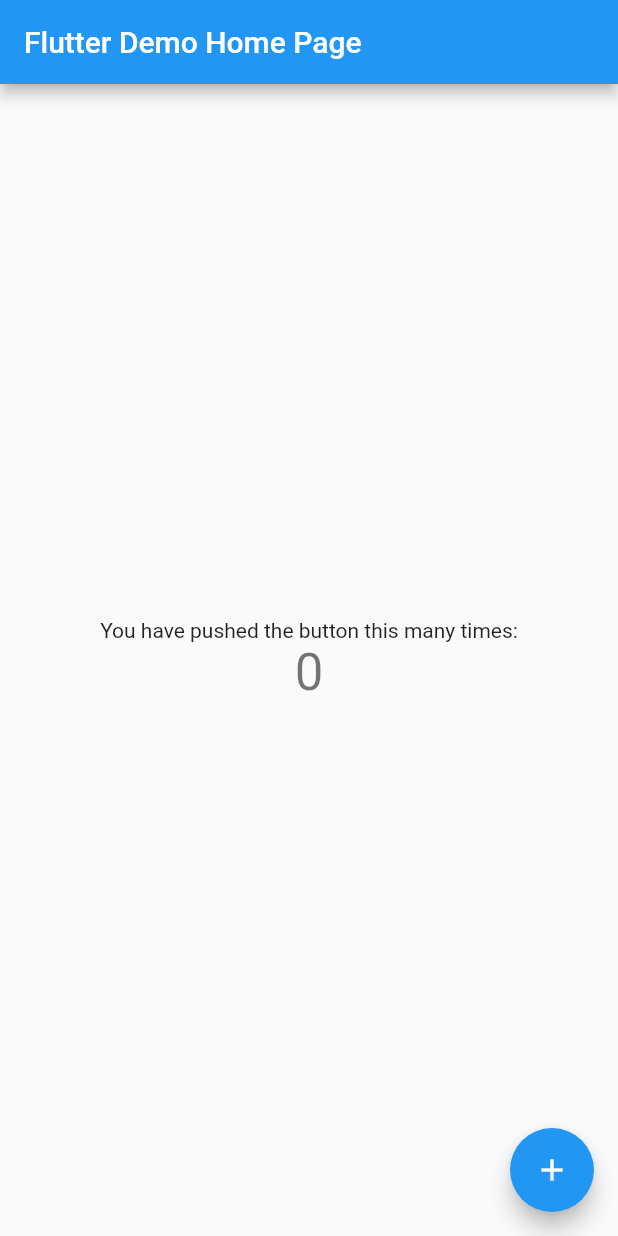
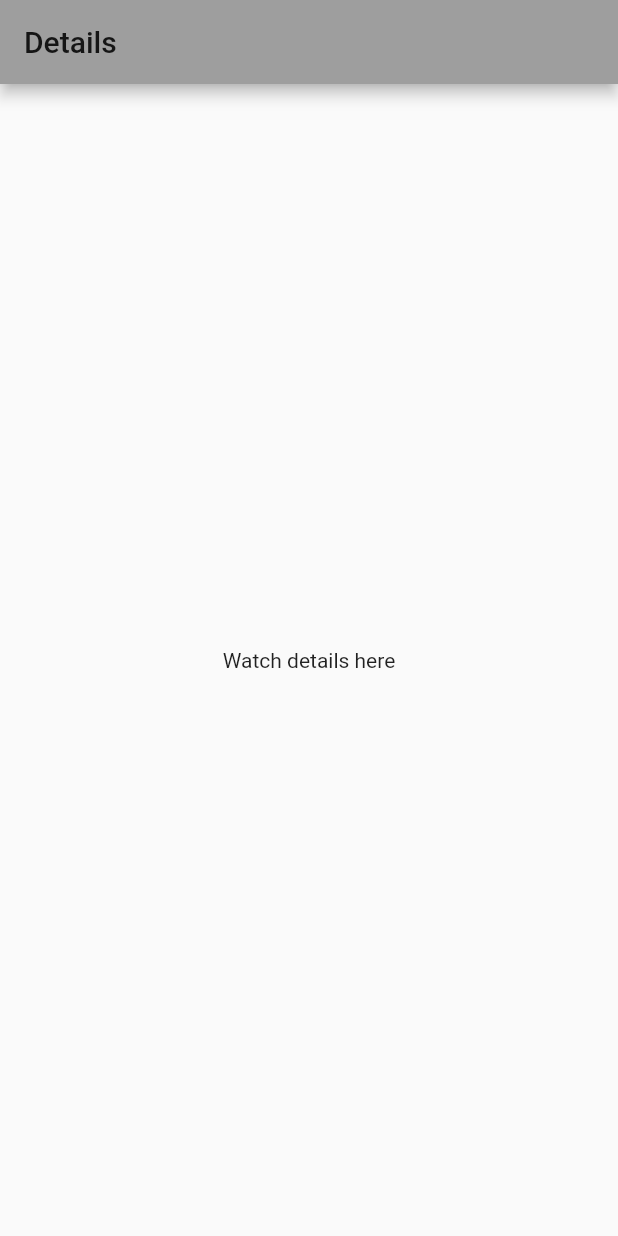
Before and after one commit to lucasmbraz/watches, a Flutter app: the screen it shows after launch, on a phone screen of 412 x 824 dp. Run offline on Flutter 3.47's test engine with Material 2 defaults, Android fonts, the phone set to English and light mode, and no system bars.

Commit message:
Clean up code, and add empty DetailsScreen

```diff
--- /dev/null
+++ b/lib/app.dart
@@ -0,0 +1,17 @@
+import 'package:flutter/material.dart';
+
+import 'details_screen.dart';
+
+class App extends StatelessWidget {
+  @override
+  Widget build(BuildContext context) {
+    return MaterialApp(
+      title: 'Flutter Demo',
+      theme: ThemeData(
+        primarySwatch: Colors.grey,
+        visualDensity: VisualDensity.adaptivePlatformDensity,
+      ),
+      home: DetailsScreen(),
+    );
+  }
+}
--- /dev/null
+++ b/lib/details_screen.dart
@@ -0,0 +1,11 @@
+import 'package:flutter/material.dart';
+
+class DetailsScreen extends StatelessWidget {
+  @override
+  Widget build(BuildContext context) {
+    return Scaffold(
+      appBar: AppBar(title: Text('Details')),
+      body: Center(child: Text('Watch details here')),
+    );
+  }
+}
--- a/lib/main.dart
+++ b/lib/main.dart
@@ -1,117 +1,7 @@
 import 'package:flutter/material.dart';
 
+import 'app.dart';
+
 void main() {
-  runApp(MyApp());
+  runApp(App());
 }
-
-class MyApp extends StatelessWidget {
-  // This widget is the root of your application.
-  @override
-  Widget build(BuildContext context) {
-    return MaterialApp(
-      title: 'Flutter Demo',
-      theme: ThemeData(
-        // This is the theme of your application.
-        //
-        // Try running your application with "flutter run". You'll see the
-        // application has a blue toolbar. Then, without quitting the app, try
-        // changing the primarySwatch below to Colors.green and then invoke
-        // "hot reload" (press "r" in the console where you ran "flutter run",
-        // or simply save your changes to "hot reload" in a Flutter IDE).
-        // Notice that the counter didn't reset back to zero; the application
-        // is not restarted.
-        primarySwatch: Colors.blue,
-        // This makes the visual density adapt to the platform that you run
-        // the app on. For desktop platforms, the controls will be smaller and
-        // closer together (more dense) than on mobile platforms.
-        visualDensity: VisualDensity.adaptivePlatformDensity,
-      ),
-      home: MyHomePage(title: 'Flutter Demo Home Page'),
-    );
-  }
-}
-
-class MyHomePage extends StatefulWidget {
-  MyHomePage({Key key, this.title}) : super(key: key);
-
-  // This widget is the home page of your application. It is stateful, meaning
-  // that it has a State object (defined below) that contains fields that affect
-  // how it looks.
-
-  // This class is the configuration for the state. It holds the values (in this
-  // case the title) provided by the parent (in this case the App widget) and
-  // used by the build method of the State. Fields in a Widget subclass are
-  // always marked "final".
-
-  final String title;
-
-  @override
-  _MyHomePageState createState() => _MyHomePageState();
-}
-
-class _MyHomePageState extends State<MyHomePage> {
-  int _counter = 0;
-
-  void _incrementCounter() {
-    setState(() {
-      // This call to setState tells the Flutter framework that something has
-      // changed in this State, which causes it to rerun the build method below
-      // so that the display can reflect the updated values. If we changed
-      // _counter without calling setState(), then the build method would not be
-      // called again, and so nothing would appear to happen.
-      _counter++;
-    });
-  }
-
-  @override
-  Widget build(BuildContext context) {
-    // This method is rerun every time setState is called, for instance as done
-    // by the _incrementCounter method above.
-    //
-    // The Flutter framework has been optimized to make rerunning build methods
-    // fast, so that you can just rebuild anything that needs updating rather
-    // than having to individually change instances of widgets.
-    return Scaffold(
-      appBar: AppBar(
-        // Here we take the value from the MyHomePage object that was created by
-        // the App.build method, and use it to set our appbar title.
-        title: Text(widget.title),
-      ),
-      body: Center(
-        // Center is a layout widget. It takes a single child and positions it
-        // in the middle of the parent.
-        child: Column(
-          // Column is also a layout widget. It takes a list of children and
-          // arranges them vertically. By default, it sizes itself to fit its
-          // children horizontally, and tries to be as tall as its parent.
-          //
-          // Invoke "debug painting" (press "p" in the console, choose the
-          // "Toggle Debug Paint" action from the Flutter Inspector in Android
-          // Studio, or the "Toggle Debug Paint" command in Visual Studio Code)
-          // to see the wireframe for each widget.
-          //
-          // Column has various properties to control how it sizes itself and
-          // how it positions its children. Here we use mainAxisAlignment to
-          // center the children vertically; the main axis here is the vertical
-          // axis because Columns are vertical (the cross axis would be
-          // horizontal).
-          mainAxisAlignment: MainAxisAlignment.center,
-          children: <Widget>[
-            Text(
-              'You have pushed the button this many times:',
-            ),
-            Text(
-              '$_counter',
-              style: Theme.of(context).textTheme.headline4,
-            ),
-          ],
-        ),
-      ),
-      floatingActionButton: FloatingActionButton(
-        onPressed: _incrementCounter,
-        tooltip: 'Increment',
-        child: Icon(Icons.add),
-      ), // This trailing comma makes auto-formatting nicer for build methods.
-    );
-  }
-}
```
Also changed, not shown: 1 other file.
